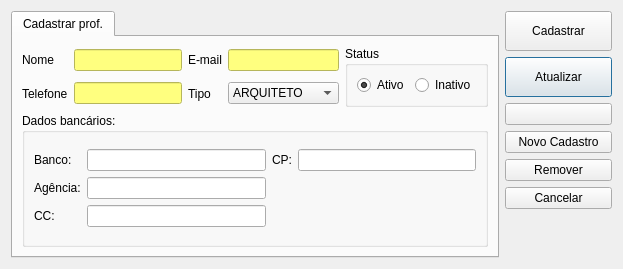
The window that cadastroprofissional.ui (lellisls/ERP-STACCATO) describes before a commit, drawn with Qt 5.
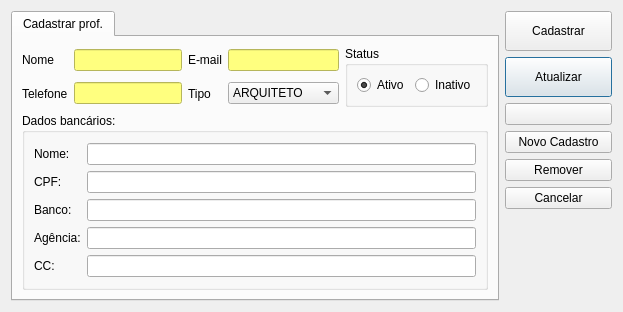
The same window after the commit. Icons and pictures are not drawn. Custom widgets are drawn as their Qt base class.

Commit message: Alterações na tela de profissionais

```diff
--- a/cadastroprofissional.ui
+++ b/cadastroprofissional.ui
@@ -10,7 +10,7 @@
     <x>0</x>
     <y>0</y>
     <width>623</width>
-    <height>269</height>
+    <height>280</height>
    </rect>
   </property>
   <property name="windowTitle">
@@ -145,21 +145,33 @@
            <layout class="QGridLayout" name="gridLayout_5">
             <item row="0" column="0">
              <layout class="QGridLayout" name="gridLayout_4">
-              <item row="0" column="2">
-               <widget class="QLabel" name="labelCP">
-                <property name="text">
-                 <string>CP:</string>
-                </property>
-               </widget>
+              <item row="0" column="1">
+               <widget class="QLineEdit" name="lineEditNomeBancario"/>
               </item>
               <item row="0" column="0">
-               <widget class="QLabel" name="labelBanco">
+               <widget class="QLabel" name="labelBanco_2">
                 <property name="text">
-                 <string>Banco:</string>
+                 <string>Nome:</string>
                 </property>
                </widget>
               </item>
-              <item row="1" column="0">
+              <item row="2" column="1">
+               <widget class="QLineEdit" name="lineEditBanco"/>
+              </item>
+              <item row="4" column="1">
+               <widget class="QLineEdit" name="lineEditCC"/>
+              </item>
+              <item row="3" column="1">
+               <widget class="QLineEdit" name="lineEditAgencia"/>
+              </item>
+              <item row="4" column="0">
+               <widget class="QLabel" name="labelCC">
+                <property name="text">
+                 <string>CC:</string>
+                </property>
+               </widget>
+              </item>
+              <item row="3" column="0">
                <widget class="QLabel" name="labelAgencia">
                 <property name="text">
                  <string>Agência:</string>
@@ -167,23 +179,21 @@
                </widget>
               </item>
               <item row="2" column="0">
-               <widget class="QLabel" name="labelCC">
+               <widget class="QLabel" name="labelBanco">
                 <property name="text">
-                 <string>CC:</string>
+                 <string>Banco:</string>
+                </property>
+               </widget>
+              </item>
+              <item row="1" column="0">
+               <widget class="QLabel" name="labelBanco_3">
+                <property name="text">
+                 <string>CPF:</string>
                 </property>
                </widget>
               </item>
               <item row="1" column="1">
-               <widget class="QLineEdit" name="lineEditAgencia"/>
-              </item>
-              <item row="2" column="1">
-               <widget class="QLineEdit" name="lineEditCC"/>
-              </item>
-              <item row="0" column="1">
-               <widget class="QLineEdit" name="lineEditBanco"/>
-              </item>
-              <item row="0" column="3">
-               <widget class="QLineEdit" name="lineEditCP"/>
+               <widget class="QLineEdit" name="lineEditCPFBancario"/>
               </item>
              </layout>
             </item>
```
Left out of the diff: 1 changed line with no effect on the pictures. The commit also changes 1 other file.
